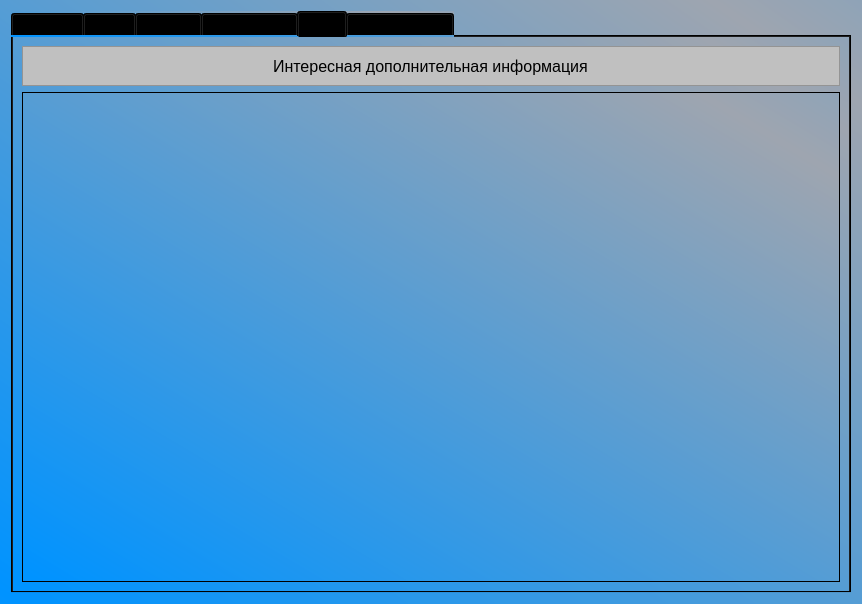
Above: main.ui from vqboy1/climate-app-qt before the change. Below: the same form after it.
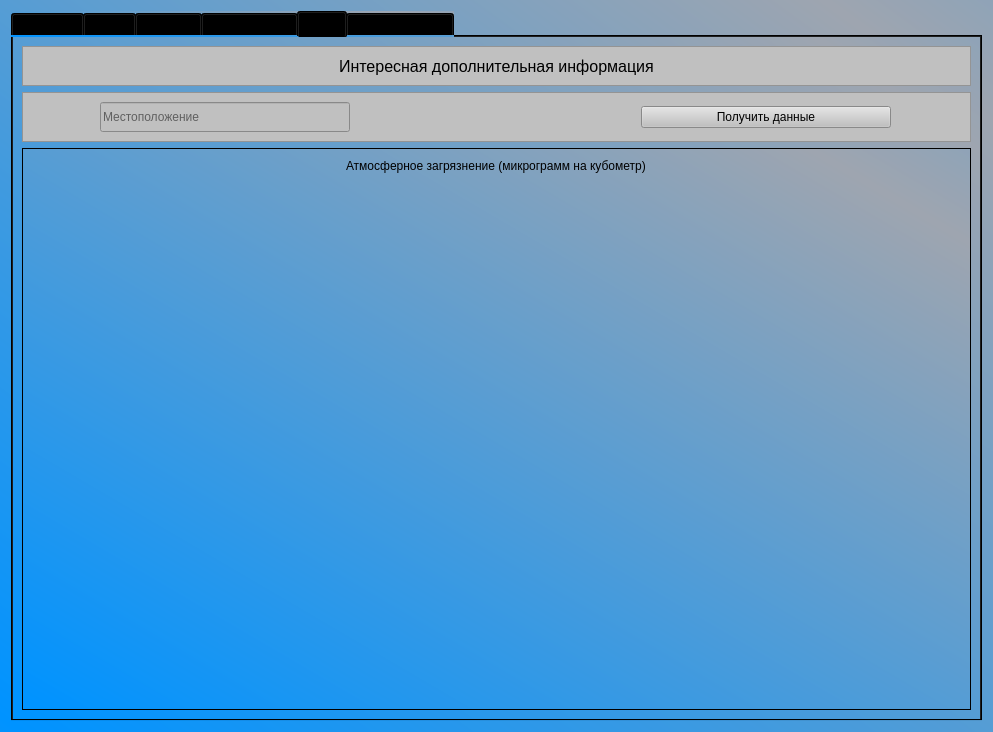
That is the form after the change. The open tabs and pages were chosen to show the change.

Commit message: added air pollution tab

The edit to the form file:
```diff
--- a/main.ui
+++ b/main.ui
@@ -6,8 +6,8 @@
    <rect>
     <x>0</x>
     <y>0</y>
-    <width>862</width>
-    <height>604</height>
+    <width>993</width>
+    <height>732</height>
    </rect>
   </property>
   <property name="windowTitle">
@@ -678,6 +678,84 @@
          </layout>
         </widget>
        </item>
+       <item>
+        <widget class="QFrame" name="frame_17">
+         <property name="maximumSize">
+          <size>
+           <width>16777215</width>
+           <height>50</height>
+          </size>
+         </property>
+         <property name="styleSheet">
+          <string notr="true">background-color:rgba(192, 192, 192)</string>
+         </property>
+         <property name="frameShape">
+          <enum>QFrame::StyledPanel</enum>
+         </property>
+         <property name="frameShadow">
+          <enum>QFrame::Raised</enum>
+         </property>
+         <layout class="QHBoxLayout" name="horizontalLayout_5">
+          <item>
+           <widget class="QLineEdit" name="lineEditTownAirPollution">
+            <property name="minimumSize">
+             <size>
+              <width>180</width>
+              <height>30</height>
+             </size>
+            </property>
+            <property name="maximumSize">
+             <size>
+              <width>250</width>
+              <height>16777215</height>
+             </size>
+            </property>
+            <property name="styleSheet">
+             <string notr="true">background-color:rgba(192, 192, 192)</string>
+            </property>
+            <property name="placeholderText">
+             <string>Местоположение</string>
+            </property>
+           </widget>
+          </item>
+          <item>
+           <spacer name="horizontalSpacer_5">
+            <property name="orientation">
+             <enum>Qt::Horizontal</enum>
+            </property>
+            <property name="sizeType">
+             <enum>QSizePolicy::Minimum</enum>
+            </property>
+            <property name="sizeHint" stdset="0">
+             <size>
+              <width>217</width>
+              <height>3</height>
+             </size>
+            </property>
+           </spacer>
+          </item>
+          <item>
+           <widget class="QPushButton" name="btnGetWeatherAirPollution">
+            <property name="maximumSize">
+             <size>
+              <width>250</width>
+              <height>16777215</height>
+             </size>
+            </property>
+            <property name="cursor">
+             <cursorShape>PointingHandCursor</cursorShape>
+            </property>
+            <property name="styleSheet">
+             <string notr="true">background-color:rgba(192, 192, 192)</string>
+            </property>
+            <property name="text">
+             <string>Получить данные</string>
+            </property>
+           </widget>
+          </item>
+         </layout>
+        </widget>
+       </item>
        <item>
         <widget class="QFrame" name="frame_9">
          <property name="frameShape">
@@ -686,6 +764,42 @@
          <property name="frameShadow">
           <enum>QFrame::Raised</enum>
          </property>
+         <layout class="QVBoxLayout" name="verticalLayout_8">
+          <item alignment="Qt::AlignHCenter">
+           <widget class="QLabel" name="label_8">
+            <property name="maximumSize">
+             <size>
+              <width>16777215</width>
+              <height>15</height>
+             </size>
+            </property>
+            <property name="styleSheet">
+             <string notr="true">Background-color: none</string>
+            </property>
+            <property name="text">
+             <string>Атмосферное загрязнение (микрограмм на кубометр)</string>
+            </property>
+           </widget>
+          </item>
+          <item alignment="Qt::AlignHCenter|Qt::AlignTop">
+           <widget class="QLabel" name="label_air_pollution">
+            <property name="font">
+             <font>
+              <family>Courier New</family>
+              <pointsize>18</pointsize>
+              <weight>75</weight>
+              <bold>true</bold>
+             </font>
+            </property>
+            <property name="styleSheet">
+             <string notr="true">background-color: none</string>
+            </property>
+            <property name="text">
+             <string/>
+            </property>
+           </widget>
+          </item>
+         </layout>
         </widget>
        </item>
       </layout>
```
Left out of the diff: 10 changed lines with no effect on the pictures. The commit also changes 3 other files.
